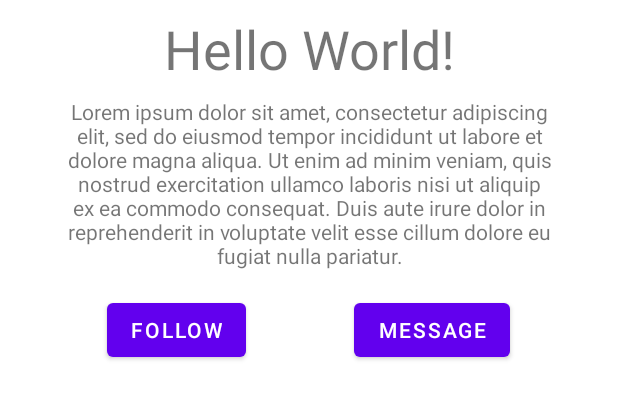
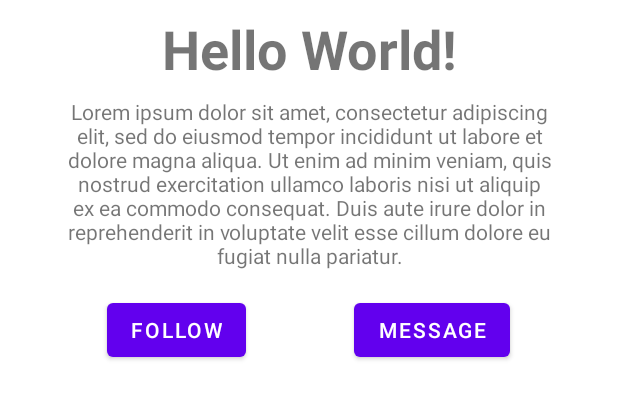
Before and after one commit to MAD11877/mad21-practical-2---android-activity-benwoo1110, an Android app: the layout activity_main.xml on its own in the app's theme, with its tools: preview values and no code run, on a phone screen of 412 x 824 dp, the part 240-660 px from its top. Run offline under Robolectric (Android 15) with nearby library versions, the phone set to English and light mode, and no system bars.

Commit message:
Make text bold.

```diff
--- a/app/src/main/res/layout/activity_main.xml
+++ b/app/src/main/res/layout/activity_main.xml
@@ -38,7 +38,8 @@
                 android:layout_marginEnd="32dp"
                 android:text="Hello World!"
                 android:textAlignment="center"
-                android:textSize="36sp" />
+                android:textSize="36sp"
+                android:textStyle="bold" />
 
             <TextView
                 android:id="@+id/textViewDescription"
```
